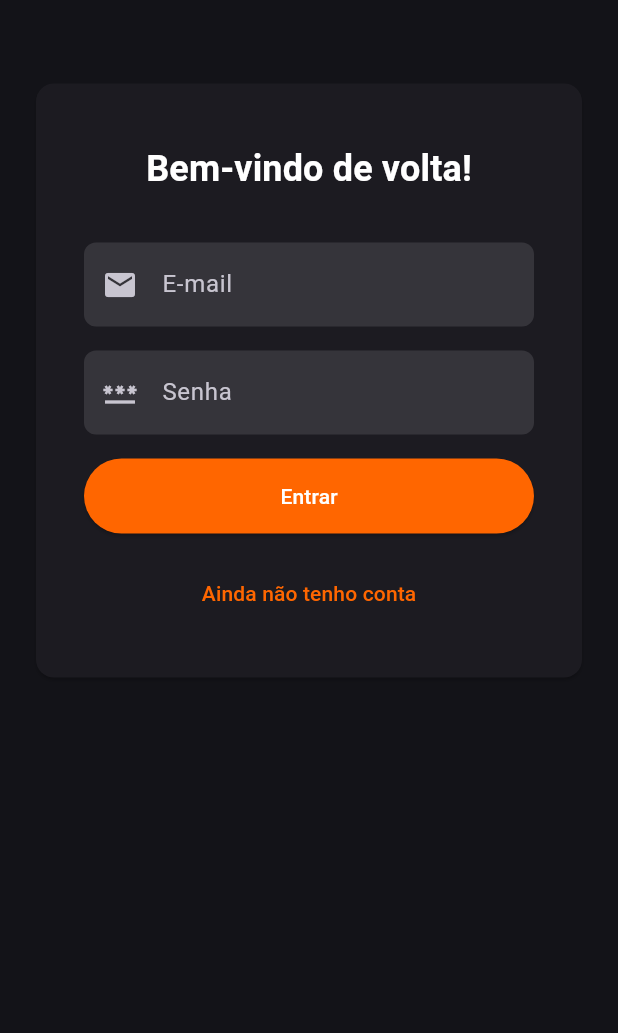
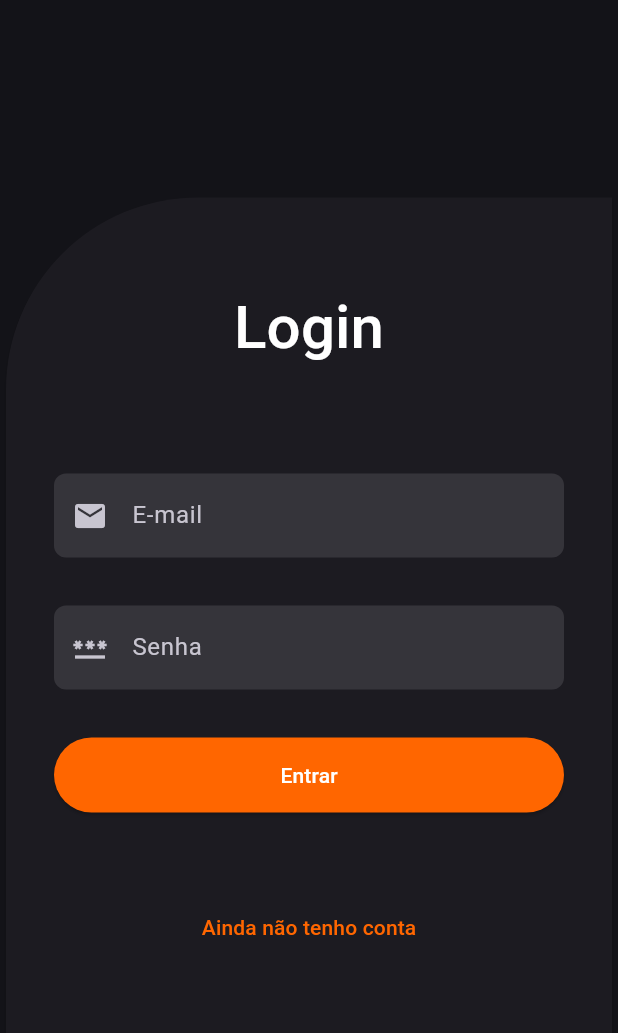
Before and after one commit to Gabrielst27/vitaro-app, a Flutter app: the screen it shows after launch, on a phone screen of 412 x 824 dp, the part 191-1224 px from its top. Run offline on Flutter 3.47's test engine with Material 3 defaults, Android fonts, the phone set to English and light mode, and no system bars.

Commit message:
refac: improved auth screen

```diff
--- a/lib/theme.dart
+++ b/lib/theme.dart
@@ -24,13 +24,13 @@ final darkTheme = ThemeData().copyWith(
       fontWeight: FontWeight.bold,
     ),
     titleMedium: TextStyle(
-      fontSize: 40,
+      fontSize: 48,
       color: darkColorScheme.primary,
       fontWeight: FontWeight.bold,
     ),
     titleSmall: TextStyle(
-      fontSize: 24,
-      fontWeight: FontWeight.bold,
+      fontSize: 40,
+      // fontWeight: FontWeight.bold,
     ),
     bodyLarge: TextStyle(
       fontSize: 16,
--- a/lib/ui/screens/auth_screen.dart
+++ b/lib/ui/screens/auth_screen.dart
@@ -15,20 +15,22 @@ class _AuthScreenState extends State<AuthScreen> {
   Widget build(BuildContext context) {
     return Scaffold(
       appBar: AppBar(),
-      body: SingleChildScrollView(
-        child: Padding(
-          padding: EdgeInsets.only(
-            bottom: MediaQuery.of(context).viewInsets.bottom,
-          ),
-          child: Column(
+      body: Column(
+        spacing: _isLogin ? 128 : 64,
         children: [
-              Text(
+          Center(
+            child: Text(
               'VITARO',
               style: Theme.of(context).textTheme.titleLarge,
             ),
-              const SizedBox(height: 32),
-              Card(
-                margin: EdgeInsets.all(24),
+          ),
+          Expanded(
+            child: Card(
+              shape: RoundedRectangleBorder(
+                borderRadius: BorderRadiusGeometry.only(
+                  topLeft: Radius.circular(128),
+                ),
+              ),
               child: Padding(
                 padding: EdgeInsets.only(
                   left: 24,
@@ -37,11 +39,12 @@ class _AuthScreenState extends State<AuthScreen> {
                   bottom: 32,
                 ),
                 child: Column(
+                  mainAxisAlignment: MainAxisAlignment.spaceEvenly,
                   children: [
                     Padding(
                       padding: const EdgeInsets.all(16),
                       child: Text(
-                          _isLogin ? 'Bem-vindo de volta!' : 'Crie sua conta',
+                        _isLogin ? 'Login' : 'Cadastro',
                         style: Theme.of(context).textTheme.titleSmall,
                         textAlign: TextAlign.center,
                       ),
@@ -69,9 +72,8 @@ class _AuthScreenState extends State<AuthScreen> {
                 ),
               ),
             ),
+          ),
         ],
-          ),
-        ),
       ),
     );
   }
--- a/lib/ui/widgets/auth_form.dart
+++ b/lib/ui/widgets/auth_form.dart
@@ -23,7 +23,7 @@ class _AuthFormState extends State<AuthForm> {
       child: Form(
         key: _formKey,
         child: Column(
-          spacing: 16,
+          spacing: 32,
           children: [
             if (!widget.isLogin)
               TextFormField(
```
Lines whose indentation alone changed are shown as unchanged.
